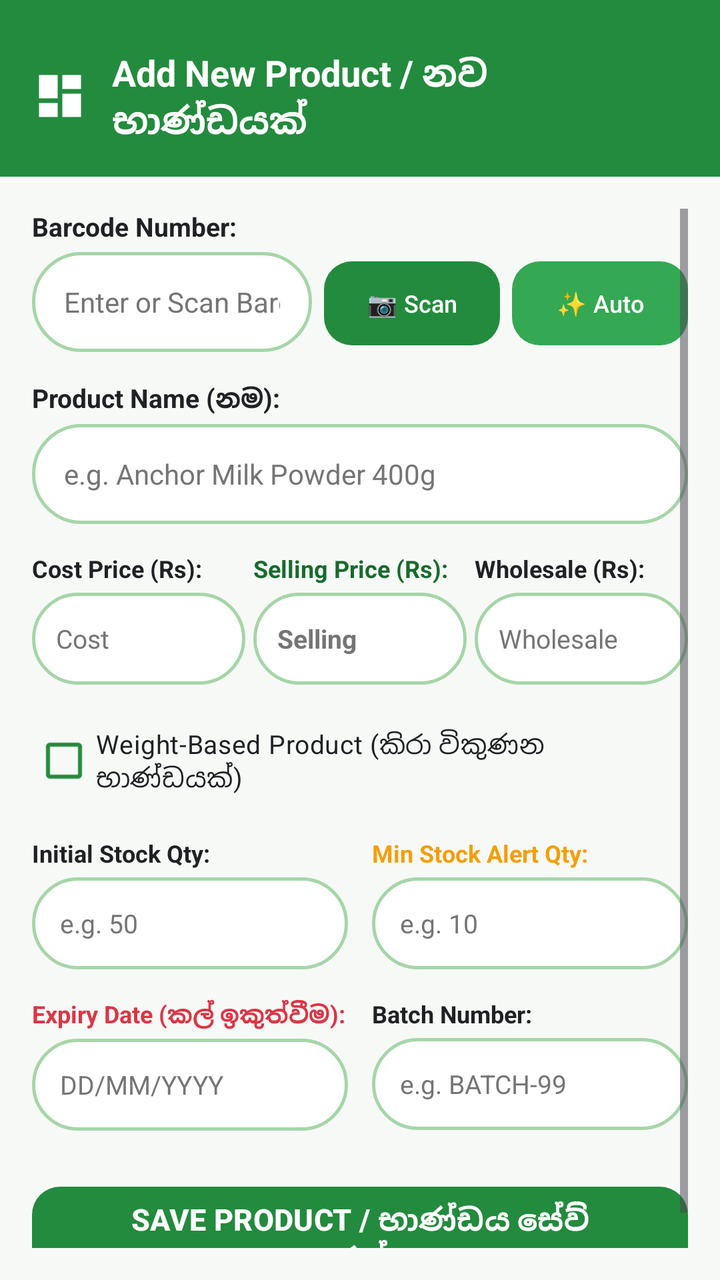
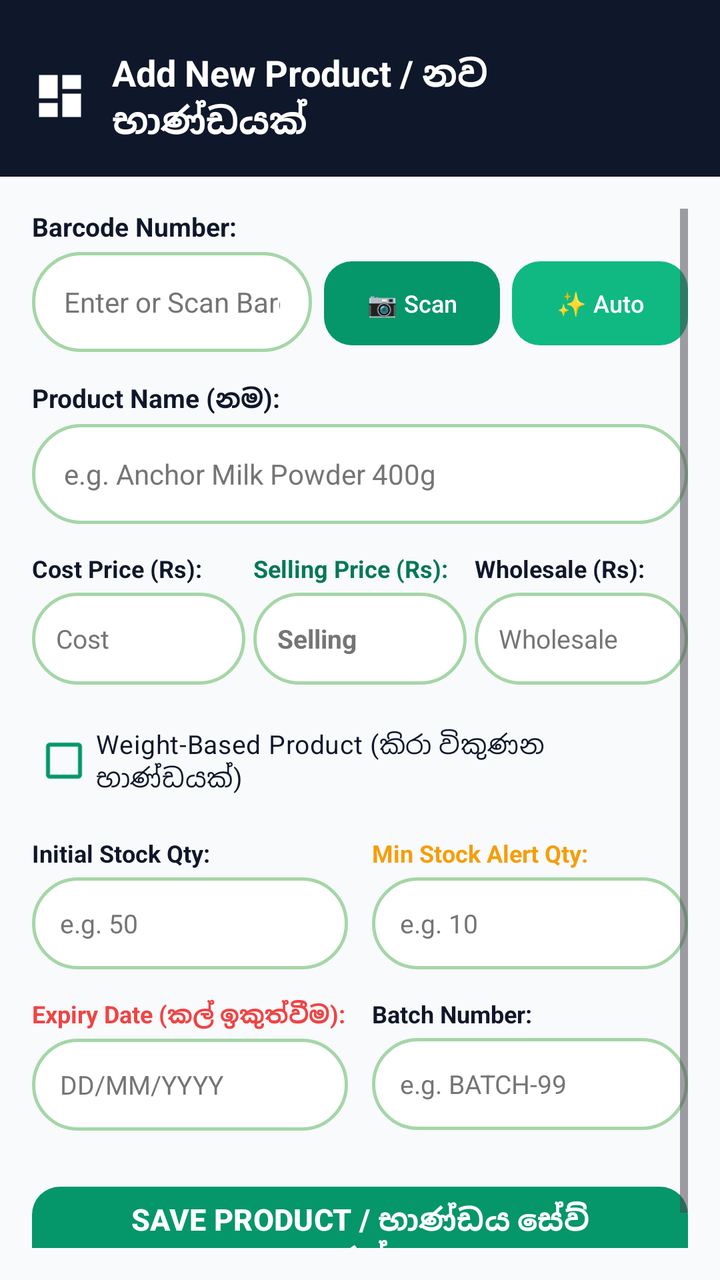

The first picture is an Android layout as it rendered before a commit; the second is the same layout after the commit. The layout source and the unified diff follow.
<!-- AndroidManifest.xml: application theme Theme.PosSystem -->
<!-- res/layout/activity_add_product.xml -->
<?xml version="1.0" encoding="utf-8"?>
<LinearLayout xmlns:android="http://schemas.android.com/apk/res/android"
    xmlns:app="http://schemas.android.com/apk/res-auto"
    android:layout_width="match_parent"
    android:layout_height="match_parent"
    android:fitsSystemWindows="true"
    android:background="@color/green_bg_light"
    android:orientation="vertical">

    
    <LinearLayout
        android:layout_width="match_parent"
        android:layout_height="wrap_content"
        android:background="@color/green_primary"
        android:gravity="center_vertical"
        android:orientation="horizontal"
        android:paddingHorizontal="16dp"
        android:paddingTop="24dp"
        android:paddingBottom="16dp">

        <ImageView
            android:id="@+id/btnBackAddProduct"
            android:layout_width="28dp"
            android:layout_height="28dp"
            android:contentDescription="Back"
            android:src="@drawable/ic_dashboard"
            app:tint="@color/white" />

        <TextView
            android:layout_width="wrap_content"
            android:layout_height="wrap_content"
            android:layout_marginStart="12dp"
            android:text="Add New Product / නව භාණ්ඩයක්"
            android:textColor="@color/white"
            android:textSize="18sp"
            android:textStyle="bold" />
    </LinearLayout>

    <ScrollView
        android:layout_width="match_parent"
        android:layout_height="0dp"
        android:layout_weight="1"
        android:fillViewport="true"
        android:padding="16dp">

        <LinearLayout
            android:layout_width="match_parent"
            android:layout_height="wrap_content"
            android:orientation="vertical">

            
            <TextView
                android:layout_width="wrap_content"
                android:layout_height="wrap_content"
                android:text="Barcode Number:"
                android:textColor="@color/black"
                android:textSize="13sp"
                android:textStyle="bold" />

            <LinearLayout
                android:layout_width="match_parent"
                android:layout_height="wrap_content"
                android:layout_marginTop="4dp"
                android:orientation="horizontal">

                <EditText
                    android:id="@+id/etAddProductBarcode"
                    android:layout_width="0dp"
                    android:layout_height="50dp"
                    android:layout_weight="1"
                    android:background="@drawable/bg_search_pill"
                    android:hint="Enter or Scan Barcode"
                    android:inputType="text"
                    android:paddingHorizontal="16dp"
                    android:textColor="@color/black"
                    android:textColorHint="#757575"
                    android:textSize="14sp" />

                <Button
                    android:id="@+id/btnScanProductBarcode"
                    style="@style/GreenButton"
                    android:layout_width="wrap_content"
                    android:layout_height="50dp"
                    android:layout_marginStart="6dp"
                    android:paddingHorizontal="12dp"
                    android:text="📷 Scan"
                    android:textSize="12sp" />

                <Button
                    android:id="@+id/btnAutoFillBarcode"
                    style="@style/GreenAccentButton"
                    android:layout_width="wrap_content"
                    android:layout_height="50dp"
                    android:layout_marginStart="6dp"
                    android:paddingHorizontal="12dp"
                    android:text="✨ Auto"
                    android:textSize="12sp" />
            </LinearLayout>

            
            <TextView
                android:layout_width="wrap_content"
                android:layout_height="wrap_content"
                android:layout_marginTop="14dp"
                android:text="Product Name (නම):"
                android:textColor="@color/black"
                android:textSize="13sp"
                android:textStyle="bold" />

            <EditText
                android:id="@+id/etAddProductName"
                android:layout_width="match_parent"
                android:layout_height="50dp"
                android:layout_marginTop="4dp"
                android:background="@drawable/bg_search_pill"
                android:hint="e.g. Anchor Milk Powder 400g"
                android:inputType="text"
                android:paddingHorizontal="16dp"
                android:textColor="@color/black"
                android:textColorHint="#757575"
                android:textSize="14sp" />

            
            <LinearLayout
                android:layout_width="match_parent"
                android:layout_height="wrap_content"
                android:layout_marginTop="14dp"
                android:orientation="horizontal"
                android:weightSum="3">

                <LinearLayout
                    android:layout_width="0dp"
                    android:layout_height="wrap_content"
                    android:layout_marginEnd="4dp"
                    android:layout_weight="1"
                    android:orientation="vertical">

                    <TextView
                        android:layout_width="wrap_content"
                        android:layout_height="wrap_content"
                        android:text="Cost Price (Rs):"
                        android:textColor="@color/black"
                        android:textSize="12sp"
                        android:textStyle="bold" />

                    <EditText
                        android:id="@+id/etAddPurchasePrice"
                        android:layout_width="match_parent"
                        android:layout_height="46dp"
                        android:layout_marginTop="4dp"
                        android:background="@drawable/bg_search_pill"
                        android:hint="Cost"
                        android:inputType="numberDecimal"
                        android:paddingHorizontal="12dp"
                        android:textColor="@color/black"
                        android:textColorHint="#757575"
                        android:textSize="13sp" />
                </LinearLayout>

                <LinearLayout
                    android:layout_width="0dp"
                    android:layout_height="wrap_content"
                    android:layout_marginEnd="4dp"
                    android:layout_weight="1"
                    android:orientation="vertical">

                    <TextView
                        android:layout_width="wrap_content"
                        android:layout_height="wrap_content"
                        android:text="Selling Price (Rs):"
                        android:textColor="@color/green_primary_dark"
                        android:textSize="12sp"
                        android:textStyle="bold" />

                    <EditText
                        android:id="@+id/etAddSellingPrice"
                        android:layout_width="match_parent"
                        android:layout_height="46dp"
                        android:layout_marginTop="4dp"
                        android:background="@drawable/bg_search_pill"
                        android:hint="Selling"
                        android:inputType="numberDecimal"
                        android:paddingHorizontal="12dp"
                        android:textColor="@color/green_primary_dark"
                        android:textColorHint="#757575"
                        android:textSize="13sp"
                        android:textStyle="bold" />
                </LinearLayout>

                <LinearLayout
                    android:layout_width="0dp"
                    android:layout_height="wrap_content"
                    android:layout_weight="1"
                    android:orientation="vertical">

                    <TextView
                        android:layout_width="wrap_content"
                        android:layout_height="wrap_content"
                        android:text="Wholesale (Rs):"
                        android:textColor="@color/black"
                        android:textSize="12sp"
                        android:textStyle="bold" />

                    <EditText
                        android:id="@+id/etAddWholesalePrice"
                        android:layout_width="match_parent"
                        android:layout_height="46dp"
                        android:layout_marginTop="4dp"
                        android:background="@drawable/bg_search_pill"
                        android:hint="Wholesale"
                        android:inputType="numberDecimal"
                        android:paddingHorizontal="12dp"
                        android:textColor="@color/black"
                        android:textColorHint="#757575"
                        android:textSize="13sp" />
                </LinearLayout>
            </LinearLayout>

            
            <LinearLayout
                android:layout_width="match_parent"
                android:layout_height="wrap_content"
                android:layout_marginTop="14dp"
                android:gravity="center_vertical"
                android:orientation="horizontal">

                <CheckBox
                    android:id="@+id/cbIsWeightBased"
                    android:layout_width="wrap_content"
                    android:layout_height="wrap_content"
                    android:buttonTint="@color/green_primary"
                    android:text="Weight-Based Product (කිරා විකුණන භාණ්ඩයක්)"
                    android:textColor="@color/black"
                    android:textSize="13sp" />
            </LinearLayout>

            
            <LinearLayout
                android:layout_width="match_parent"
                android:layout_height="wrap_content"
                android:layout_marginTop="14dp"
                android:orientation="horizontal"
                android:weightSum="2">

                <LinearLayout
                    android:layout_width="0dp"
                    android:layout_height="wrap_content"
                    android:layout_marginEnd="6dp"
                    android:layout_weight="1"
                    android:orientation="vertical">

                    <TextView
                        android:layout_width="wrap_content"
                        android:layout_height="wrap_content"
                        android:text="Initial Stock Qty:"
                        android:textColor="@color/black"
                        android:textSize="12sp"
                        android:textStyle="bold" />

                    <EditText
                        android:id="@+id/etAddStockQty"
                        android:layout_width="match_parent"
                        android:layout_height="46dp"
                        android:layout_marginTop="4dp"
                        android:background="@drawable/bg_search_pill"
                        android:hint="e.g. 50"
                        android:inputType="numberDecimal"
                        android:paddingHorizontal="14dp"
                        android:textColor="@color/black"
                        android:textColorHint="#757575"
                        android:textSize="13sp" />
                </LinearLayout>

                <LinearLayout
                    android:layout_width="0dp"
                    android:layout_height="wrap_content"
                    android:layout_marginStart="6dp"
                    android:layout_weight="1"
                    android:orientation="vertical">

                    <TextView
                        android:layout_width="wrap_content"
                        android:layout_height="wrap_content"
                        android:text="Min Stock Alert Qty:"
                        android:textColor="@color/orange_warning"
                        android:textSize="12sp"
                        android:textStyle="bold" />

                    <EditText
                        android:id="@+id/etAddMinStockAlert"
                        android:layout_width="match_parent"
                        android:layout_height="46dp"
                        android:layout_marginTop="4dp"
                        android:background="@drawable/bg_search_pill"
                        android:hint="e.g. 10"
                        android:inputType="numberDecimal"
                        android:paddingHorizontal="14dp"
                        android:textColor="@color/black"
                        android:textColorHint="#757575"
                        android:textSize="13sp" />
                </LinearLayout>
            </LinearLayout>

            
            <LinearLayout
                android:layout_width="match_parent"
                android:layout_height="wrap_content"
                android:layout_marginTop="14dp"
                android:orientation="horizontal"
                android:weightSum="2">

                <LinearLayout
                    android:layout_width="0dp"
                    android:layout_height="wrap_content"
                    android:layout_marginEnd="6dp"
                    android:layout_weight="1"
                    android:orientation="vertical">

                    <TextView
                        android:layout_width="wrap_content"
                        android:layout_height="wrap_content"
                        android:text="Expiry Date (කල් ඉකුත්වීම):"
                        android:textColor="@color/red_alert"
                        android:textSize="12sp"
                        android:textStyle="bold" />

                    <EditText
                        android:id="@+id/etAddExpiryDate"
                        android:layout_width="match_parent"
                        android:layout_height="46dp"
                        android:layout_marginTop="4dp"
                        android:background="@drawable/bg_search_pill"
                        android:hint="DD/MM/YYYY"
                        android:paddingHorizontal="14dp"
                        android:textColor="@color/black"
                        android:textColorHint="#757575"
                        android:textSize="13sp" />
                </LinearLayout>

                <LinearLayout
                    android:layout_width="0dp"
                    android:layout_height="wrap_content"
                    android:layout_marginStart="6dp"
                    android:layout_weight="1"
                    android:orientation="vertical">

                    <TextView
                        android:layout_width="wrap_content"
                        android:layout_height="wrap_content"
                        android:text="Batch Number:"
                        android:textColor="@color/black"
                        android:textSize="12sp"
                        android:textStyle="bold" />

                    <EditText
                        android:id="@+id/etAddBatchNo"
                        android:layout_width="match_parent"
                        android:layout_height="46dp"
                        android:layout_marginTop="4dp"
                        android:background="@drawable/bg_search_pill"
                        android:hint="e.g. BATCH-99"
                        android:inputType="text"
                        android:paddingHorizontal="14dp"
                        android:textColor="@color/black"
                        android:textColorHint="#757575"
                        android:textSize="13sp" />
                </LinearLayout>
            </LinearLayout>

            
            <Button
                android:id="@+id/btnSaveProduct"
                style="@style/GreenButton"
                android:layout_width="match_parent"
                android:layout_height="54dp"
                android:layout_marginTop="24dp"
                android:layout_marginBottom="16dp"
                android:text="SAVE PRODUCT / භාණ්ඩය සේව් කරන්න"
                android:textSize="15sp"
                android:textStyle="bold" />

        </LinearLayout>
    </ScrollView>
</LinearLayout>
<!-- resources referenced by this layout -->
<resources>
  <color name="black">#202124</color>
  <color name="green_bg_light">#F7F9F7</color>
  <color name="green_primary">#238B3D</color>
  <color name="green_primary_dark">#176B2C</color>
  <color name="orange_warning">#F59E0B</color>
  <color name="red_alert">#DC3545</color>
  <color name="white">#FFFFFF</color>
  <!-- drawable bg_search_pill (drawable) -->
  <?xml version="1.0" encoding="utf-8"?>
  <shape xmlns:android="http://schemas.android.com/apk/res/android"
      android:shape="rectangle">
      <solid android:color="@color/white" />
      <corners android:radius="24dp" />
      <stroke
          android:width="1.5dp"
          android:color="#A5D6A7" />
  </shape>
  <!-- drawable ic_dashboard (drawable) -->
  <vector xmlns:android="http://schemas.android.com/apk/res/android"
      android:width="24dp"
      android:height="24dp"
      android:viewportWidth="24"
      android:viewportHeight="24">
    <path
        android:fillColor="@color/green_primary"
        android:pathData="M3,13h8V3H3v10zm0,8h8v-6H3v6zm10,0h8V11h-8v10zm0,-18v6h8V3h-8z"/>
  </vector>
  <style name="GreenAccentButton" parent="Widget.Material3.Button">
          <item name="backgroundTint">@color/green_primary_light</item>
          <item name="android:textColor">@color/white</item>
          <item name="cornerRadius">14dp</item>
      </style>
  <style name="GreenButton" parent="Widget.Material3.Button">
          <item name="backgroundTint">@color/green_primary</item>
          <item name="android:textColor">@color/white</item>
          <item name="cornerRadius">14dp</item>
      </style>
  <style name="Theme.PosSystem" parent="Base.Theme.PosSystem" />
  <color name="green_primary_light">#34A853</color>
  <style name="Base.Theme.PosSystem" parent="Theme.Material3.Light.NoActionBar">
          
          <item name="colorPrimary">@color/green_primary</item>
          <item name="colorPrimaryVariant">@color/green_primary_dark</item>
          <item name="colorOnPrimary">@color/white</item>
          
          <item name="colorSecondary">@color/green_primary_light</item>
          <item name="colorSecondaryVariant">@color/green_primary_dark</item>
          <item name="colorOnSecondary">@color/white</item>
          
          <item name="colorSurface">@color/white</item>
          <item name="colorSurfaceContainer">@color/white</item>
          <item name="colorSurfaceContainerLow">@color/white</item>
          <item name="colorSurfaceContainerHigh">@color/white</item>
          <item name="colorSurfaceContainerHighest">@color/white</item>
          
          <item name="android:statusBarColor">@color/green_primary_dark</item>
          
          <item name="android:textColorHint">#6B7280</item>
          <item name="android:editTextColor">@color/black</item>
          
          <item name="android:windowBackground">@color/green_bg_light</item>
      </style>
</resources>

<!-- the commit's change to res/layout/activity_add_product.xml (unified diff, before → after) -->
@@ -11,7 +11,7 @@
     <LinearLayout
         android:layout_width="match_parent"
         android:layout_height="wrap_content"
-        android:background="@color/green_primary"
+        android:background="@color/slate_primary"
         android:gravity="center_vertical"
         android:orientation="horizontal"
         android:paddingHorizontal="16dp"
<!-- resource entries referenced after the edit -->
@@ -1,11 +1,12 @@
 <!-- resources referenced by this layout -->
 <resources>
-  <color name="black">#202124</color>
-  <color name="green_bg_light">#F7F9F7</color>
-  <color name="green_primary">#238B3D</color>
-  <color name="green_primary_dark">#176B2C</color>
+  <color name="black">#0F172A</color>
+  <color name="green_bg_light">#F8FAFC</color>
+  <color name="green_primary">#059669</color>
+  <color name="green_primary_dark">#047857</color>
   <color name="orange_warning">#F59E0B</color>
-  <color name="red_alert">#DC3545</color>
+  <color name="red_alert">#EF4444</color>
+  <color name="slate_primary">#0F172A</color>
   <color name="white">#FFFFFF</color>
   <!-- drawable bg_search_pill (drawable) -->
   <?xml version="1.0" encoding="utf-8"?>
@@ -38,14 +39,14 @@
           <item name="cornerRadius">14dp</item>
       </style>
   <style name="Theme.PosSystem" parent="Base.Theme.PosSystem" />
-  <color name="green_primary_light">#34A853</color>
+  <color name="green_primary_light">#10B981</color>
   <style name="Base.Theme.PosSystem" parent="Theme.Material3.Light.NoActionBar">
           
-          <item name="colorPrimary">@color/green_primary</item>
-          <item name="colorPrimaryVariant">@color/green_primary_dark</item>
+          <item name="colorPrimary">@color/slate_primary</item>
+          <item name="colorPrimaryVariant">@color/slate_surface</item>
           <item name="colorOnPrimary">@color/white</item>
           
-          <item name="colorSecondary">@color/green_primary_light</item>
+          <item name="colorSecondary">@color/green_primary</item>
           <item name="colorSecondaryVariant">@color/green_primary_dark</item>
           <item name="colorOnSecondary">@color/white</item>
           
@@ -55,12 +56,15 @@
           <item name="colorSurfaceContainerHigh">@color/white</item>
           <item name="colorSurfaceContainerHighest">@color/white</item>
           
-          <item name="android:statusBarColor">@color/green_primary_dark</item>
+          <item name="android:statusBarColor">@color/slate_primary</item>
           
-          <item name="android:textColorHint">#6B7280</item>
-          <item name="android:editTextColor">@color/black</item>
+          <item name="android:textColorHint">@color/text_hint</item>
+          <item name="android:editTextColor">@color/text_primary</item>
           
           <item name="android:windowBackground">@color/green_bg_light</item>
       </style>
+  <color name="slate_surface">#1E293B</color>
+  <color name="text_hint">#94A3B8</color>
+  <color name="text_primary">#0F172A</color>
 </resources>
 
